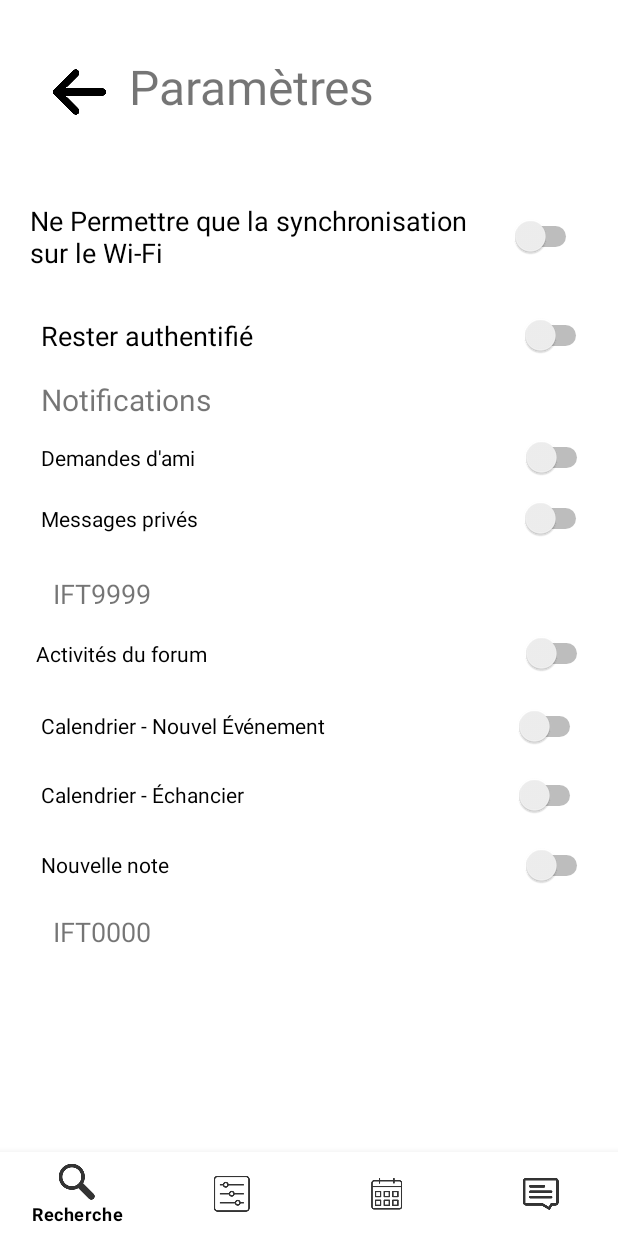
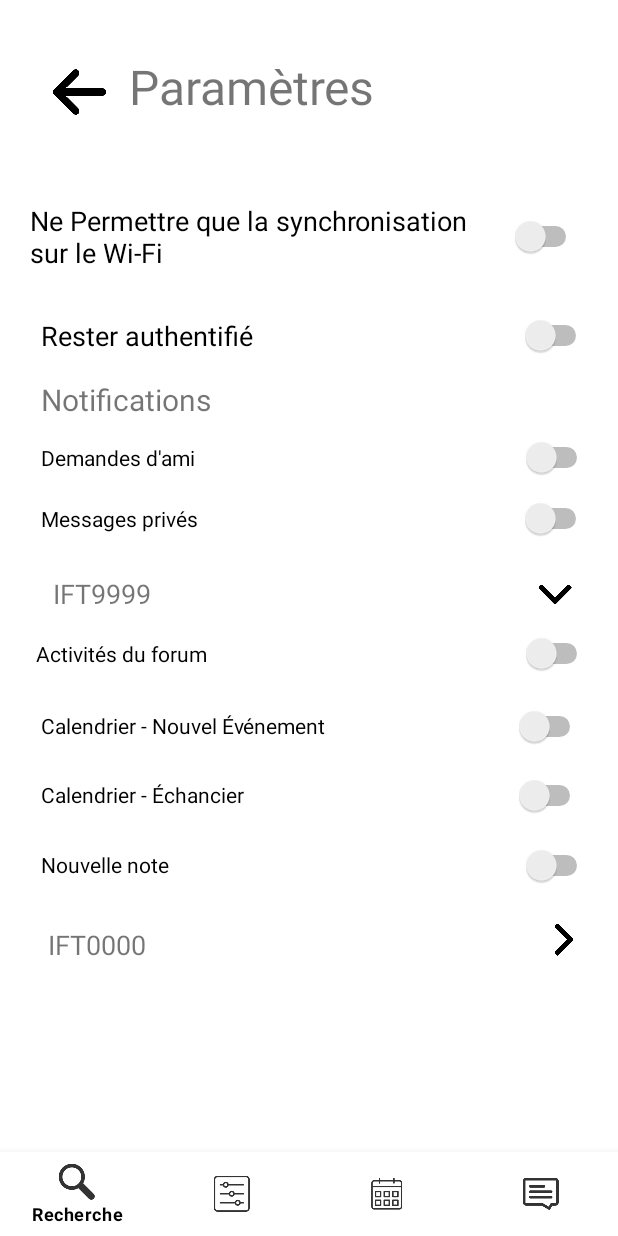
Before and after one commit to jayouimet/Devoir_03, an Android app: the Parametres screen opened directly, with no data from a screen before it, on a phone screen of 412 x 824 dp. Run offline under Robolectric (Android 15) with nearby library versions, the phone set to English and light mode, and no system bars; our stand-ins replace androidx.preference.

Commit message:
Rapport
rapport et fleches sur parametres

```diff
--- a/Devoir3CoursAntoine/app/src/main/res/layout/activity_parametres.xml
+++ b/Devoir3CoursAntoine/app/src/main/res/layout/activity_parametres.xml
@@ -5,6 +5,26 @@
     xmlns:tools="http://schemas.android.com/tools"
     android:layout_width="match_parent"
     android:layout_height="match_parent">
+
+    <ImageView
+        android:id="@+id/ivArrowIFT2"
+        android:layout_width="53dp"
+        android:layout_height="22dp"
+        android:layout_marginStart="242dp"
+        android:layout_marginTop="26dp"
+        app:layout_constraintStart_toEndOf="@+id/textView7"
+        app:layout_constraintTop_toBottomOf="@+id/switch4"
+        app:srcCompat="@drawable/down_arrow" />
+
+    <ImageView
+        android:id="@+id/ivArrowIFT"
+        android:layout_width="21dp"
+        android:layout_height="35dp"
+        android:layout_marginStart="267dp"
+        android:layout_marginTop="15dp"
+        app:layout_constraintStart_toEndOf="@+id/textView8"
+        app:layout_constraintTop_toBottomOf="@+id/switch8"
+        app:srcCompat="@drawable/right_arrow" />
 
     <ImageView
         android:id="@+id/ivParametresNotificationBack2"
@@ -138,8 +158,8 @@
         android:id="@+id/textView8"
         android:layout_width="wrap_content"
         android:layout_height="wrap_content"
-        android:layout_marginStart="35dp"
-        android:layout_marginTop="15dp"
+        android:layout_marginStart="32dp"
+        android:layout_marginTop="24dp"
         android:text="IFT0000"
         android:textSize="18sp"
         app:layout_constraintStart_toStartOf="parent"
```
Also changed, not shown: 1 other file.
